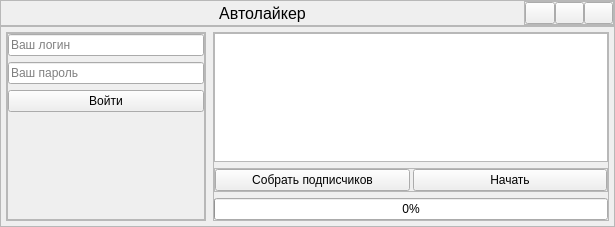
Daniil-Solo/InstagramBot, file Interface/MainWindow.ui: the form before one commit.
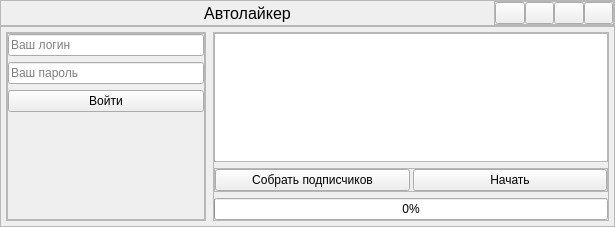
The form after the commit. Icons and pictures are not drawn.

Commit message: add button for change mode

Patch:
```diff
--- a/Interface/MainWindow.ui
+++ b/Interface/MainWindow.ui
@@ -62,6 +62,12 @@
        </property>
        <item>
         <widget class="QLabel" name="app_name">
+         <property name="sizePolicy">
+          <sizepolicy hsizetype="Preferred" vsizetype="Preferred">
+           <horstretch>0</horstretch>
+           <verstretch>0</verstretch>
+          </sizepolicy>
+         </property>
          <property name="font">
           <font>
            <pointsize>12</pointsize>
@@ -79,7 +85,7 @@
         <widget class="QFrame" name="service_buttons">
          <property name="maximumSize">
           <size>
-           <width>90</width>
+           <width>120</width>
            <height>30</height>
           </size>
          </property>
@@ -105,6 +111,23 @@
           <property name="bottomMargin">
            <number>0</number>
           </property>
+          <item>
+           <widget class="QPushButton" name="change_mode_button">
+            <property name="text">
+             <string/>
+            </property>
+            <property name="icon">
+             <iconset>
+              <normaloff>icons/REPEAT.svg</normaloff>icons/REPEAT.svg</iconset>
+            </property>
+            <property name="iconSize">
+             <size>
+              <width>25</width>
+              <height>25</height>
+             </size>
+            </property>
+           </widget>
+          </item>
           <item>
            <widget class="QPushButton" name="fix_position_butttons">
             <property name="text">
```
Left out of the diff: 2 changed lines with no effect on the pictures. The commit also changes 4 other files.
